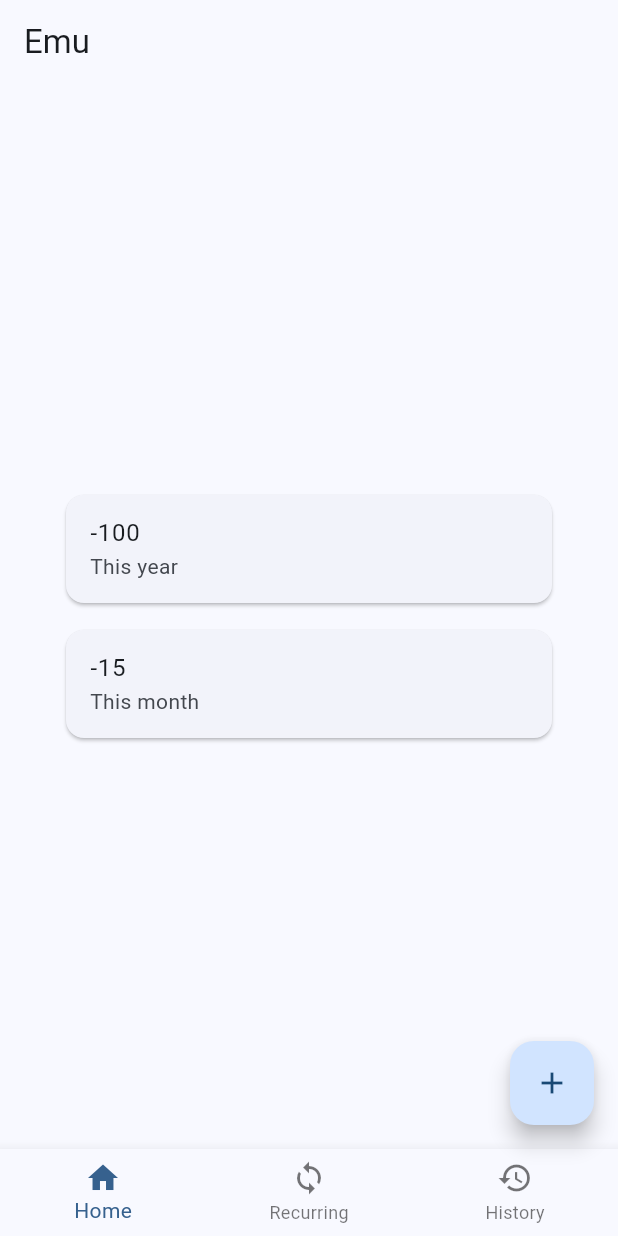
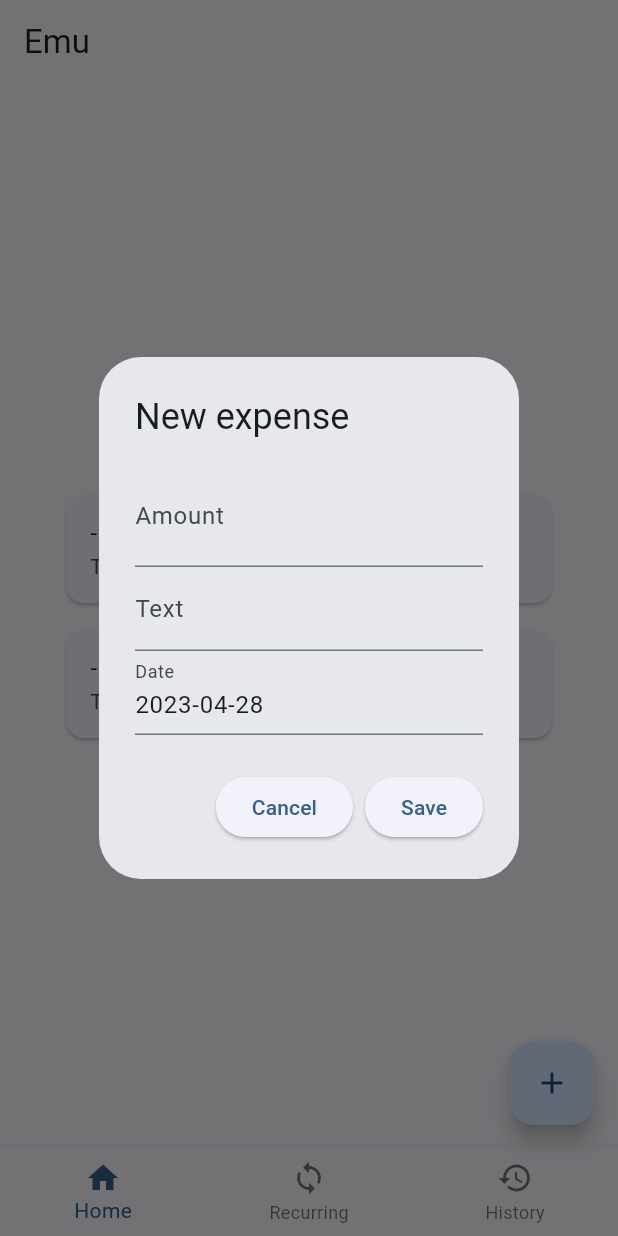
Before and after one commit to emhofer/Emu, a Flutter app: the screen it shows after launch, after a tap on the "add" icon, on a phone screen of 412 x 824 dp. Run offline on Flutter 3.47's test engine with Material 2 defaults, Android fonts, the phone set to English and light mode, and no system bars; our stand-ins replace firebase_core; accounts and stored records are empty.

Commit message:
added form dialog and history page

```diff
--- a/lib/form.dart
+++ b/lib/form.dart
@@ -43,7 +43,9 @@ class _ExpenseFormState extends State<ExpenseForm> {
             currentFocus.unfocus();
           }
         },
-        child: Form(
+        child: AlertDialog(
+            title: Text('My Form'),
+            content: Form(
                 child: Column(
               children: [
                 Padding(
@@ -56,13 +58,15 @@ class _ExpenseFormState extends State<ExpenseForm> {
                           border: OutlineInputBorder(),
                         ))),
                 Padding(
-                padding: const EdgeInsets.only(left: 50, right: 50, top: 10),
+                    padding:
+                        const EdgeInsets.only(left: 50, right: 50, top: 10),
                     child: TextFormField(
                         textAlign: TextAlign.center,
                         decoration: const InputDecoration(
                             labelText: 'Name', border: OutlineInputBorder()))),
                 Padding(
-                padding: const EdgeInsets.only(left: 50, right: 50, top: 10),
+                    padding:
+                        const EdgeInsets.only(left: 50, right: 50, top: 10),
                     child: TextFormField(
                       controller: _dateController,
                       textAlign: TextAlign.center,
@@ -75,9 +79,10 @@ class _ExpenseFormState extends State<ExpenseForm> {
                     )),
                 Padding(
                   padding: const EdgeInsets.all(10),
-              child: ElevatedButton(onPressed: () {}, child: Text("Submit")),
+                  child:
+                      ElevatedButton(onPressed: () {}, child: Text("Submit")),
                 )
               ],
-        )));
+            ))));
   }
 }
--- a/lib/main.dart
+++ b/lib/main.dart
@@ -1,7 +1,7 @@
 import 'package:flutter/material.dart';
 import 'package:firebase_core/firebase_core.dart';
 import 'firebase_options.dart';
-import 'form.dart';
+import 'package:intl/intl.dart';
 
 void main() async {
   WidgetsFlutterBinding.ensureInitialized();
@@ -41,10 +41,10 @@ class MyHomePage extends StatefulWidget {
 class _MyHomePageState extends State<MyHomePage> {
   int _currentIndex = 0;
 
-  final List<Widget> _children = [
-    // MyHomePage(),
-    // SearchScreen(),
-    // ProfileScreen(),
+  final List<Widget> _pages = [
+    OverviewPage(),
+    RecurringPage(),
+    HistoryPage(),
   ];
 
   void onTabTapped(int index) {
@@ -57,11 +57,49 @@ class _MyHomePageState extends State<MyHomePage> {
   Widget build(BuildContext context) {
     return Scaffold(
       appBar: AppBar(title: Text("Emu")),
-      floatingActionButton:
-          FloatingActionButton(onPressed: () {}, child: const Icon(Icons.add)),
+      floatingActionButton: FloatingActionButton(
+          onPressed: () {
+            showDialog(
+              context: context,
+              builder: (BuildContext context) {
+                return MyFormDialog();
+              },
+            );
+          },
+          child: const Icon(Icons.add)),
       body: Padding(
-        padding: const EdgeInsets.all(40),
-        child: Center(
+          padding: const EdgeInsets.fromLTRB(40, 10, 40, 10),
+          child: _pages.elementAt(_currentIndex)),
+      bottomNavigationBar: BottomNavigationBar(
+        currentIndex: _currentIndex,
+        onTap: onTabTapped,
+        items: [
+          BottomNavigationBarItem(
+            icon: Icon(Icons.home),
+            label: 'Home',
+          ),
+          BottomNavigationBarItem(
+            icon: Icon(Icons.sync),
+            label: 'Recurring',
+          ),
+          BottomNavigationBarItem(
+            icon: Icon(Icons.history),
+            label: 'History',
+          ),
+        ],
+      ),
+    );
+  }
+}
+
+class OverviewPage extends StatelessWidget {
+  const OverviewPage({
+    super.key,
+  });
+
+  @override
+  Widget build(BuildContext context) {
+    return Center(
         child: ListView(
       shrinkWrap: true,
       children: [
@@ -89,26 +127,164 @@ class _MyHomePageState extends State<MyHomePage> {
           ),
         ),
       ],
-        )),
+    ));
+  }
+}
+
+class MyFormDialog extends StatefulWidget {
+  @override
+  _MyFormDialogState createState() => _MyFormDialogState();
+}
+
+class _MyFormDialogState extends State<MyFormDialog> {
+  final _formKey = GlobalKey<FormState>();
+  int? _amount = 0;
+  String _text = "";
+  TextEditingController _dateController = TextEditingController(
+      text: DateFormat('yyyy-MM-dd').format(DateTime.now()));
+
+  @override
+  void dispose() {
+    _dateController.dispose();
+    super.dispose();
+  }
+
+  Future<void> _selectDate(BuildContext context) async {
+    final DateTime? picked = await showDatePicker(
+      context: context,
+      initialDate: DateTime.now(),
+      firstDate: DateTime(1900),
+      lastDate: DateTime(2101),
+    );
+
+    if (picked != null && picked != _dateController) {
+      String formattedDate = DateFormat('yyyy-MM-dd').format(picked);
+      setState(() {
+        _dateController = TextEditingController(text: formattedDate);
+      });
+    }
+  }
+
+  @override
+  Widget build(BuildContext context) {
+    return AlertDialog(
+      title: const Text('New expense'),
+      content: Form(
+        key: _formKey,
+        child: Column(
+          mainAxisSize: MainAxisSize.min,
+          children: [
+            TextFormField(
+              validator: (value) {
+                if (value!.isEmpty) {
+                  return 'Please enter an amount';
+                }
+                return null;
+              },
+              onChanged: (value) {
+                setState(() {
+                  if (value.isEmpty) {
+                    _amount = null;
+                  }
+                  _amount = int.tryParse(value);
+                });
+              },
+              keyboardType: TextInputType.number,
+              decoration: const InputDecoration(labelText: 'Amount'),
+              style: const TextStyle(
+                fontSize: 24,
               ),
-      bottomNavigationBar: BottomNavigationBar(
-        currentIndex: _currentIndex,
-        onTap: onTabTapped,
-        items: [
-          BottomNavigationBarItem(
-            icon: Icon(Icons.home),
-            label: 'Home',
             ),
-          BottomNavigationBarItem(
-            icon: Icon(Icons.sync),
-            label: 'Recurring',
+            TextFormField(
+              validator: (value) {
+                if (value!.isEmpty) {
+                  return 'Please enter a name';
+                }
+                return null;
+              },
+              onChanged: (value) {
+                setState(() {
+                  _text = value;
+                });
+              },
+              decoration: const InputDecoration(labelText: 'Text'),
             ),
-          BottomNavigationBarItem(
-            icon: Icon(Icons.history),
-            label: 'History',
+            TextFormField(
+              controller: _dateController,
+              readOnly: true,
+              decoration: const InputDecoration(labelText: 'Date'),
+              onTap: () async {
+                _selectDate(context);
+              },
+            )
+          ],
+        ),
+      ),
+      actions: [
+        ElevatedButton(
+          onPressed: () {
+            // Close the dialog
+            Navigator.of(context).pop();
+          },
+          child: const Text('Cancel'),
+        ),
+        ElevatedButton(
+          onPressed: () {
+            if (_formKey.currentState!.validate()) {
+              // Save the form data and close the dialog
+              Navigator.of(context).pop();
+            }
+          },
+          child: const Text('Save'),
         ),
       ],
-      ),
     );
   }
 }
+
+class RecurringPage extends StatelessWidget {
+  const RecurringPage({super.key});
+
+  @override
+  Widget build(BuildContext context) {
+    return const Placeholder();
+  }
+}
+
+class HistoryPage extends StatefulWidget {
+  const HistoryPage({super.key});
+
+  @override
+  State<HistoryPage> createState() => _HistoryPageState();
+}
+
+class _HistoryPageState extends State<HistoryPage> {
+  var _expenses = [1, 2, 3, 4, 5, 6, 7, 8, 9, 10];
+
+  @override
+  Widget build(BuildContext context) {
+    return ListView(
+      children: <Widget>[
+        for (int i = 0; i < _expenses.length; i++)
+          Column(
+            children: [
+              Card(
+                child: InkWell(
+                  onTap: () {
+                    debugPrint('Card tapped.');
+                  },
+                  child: ListTile(
+                    title: Text('-${_expenses[i]}'),
+                    subtitle: Text('Expense ${_expenses[i]}'),
+                  ),
+                ),
+              ),
+              SizedBox(
+                height: 10,
+              )
+            ],
+          )
+      ],
+    );
+  }
+}
```
Lines whose indentation alone changed are shown as unchanged.
